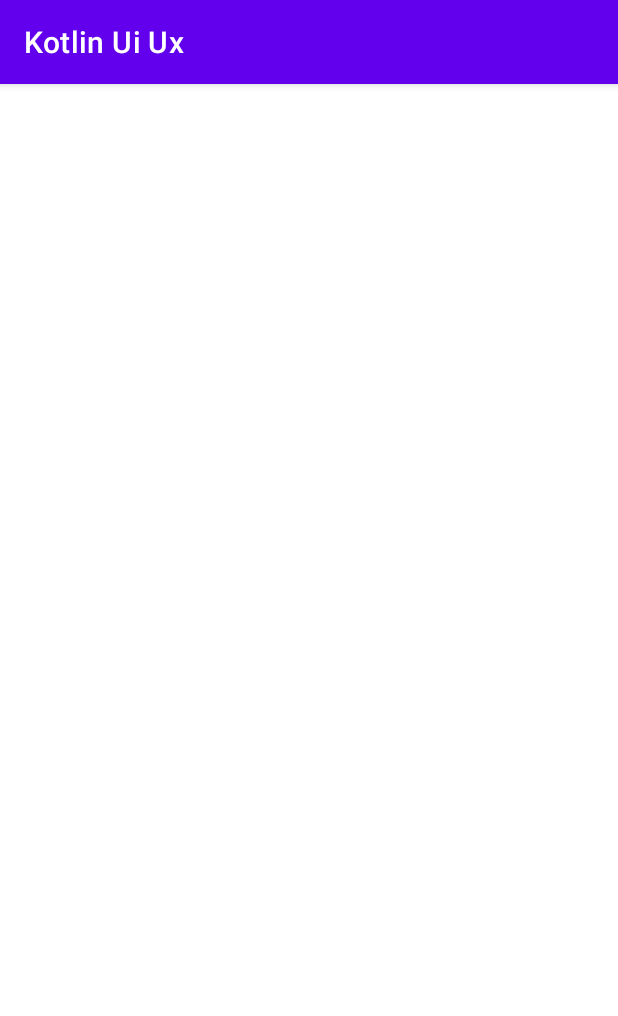
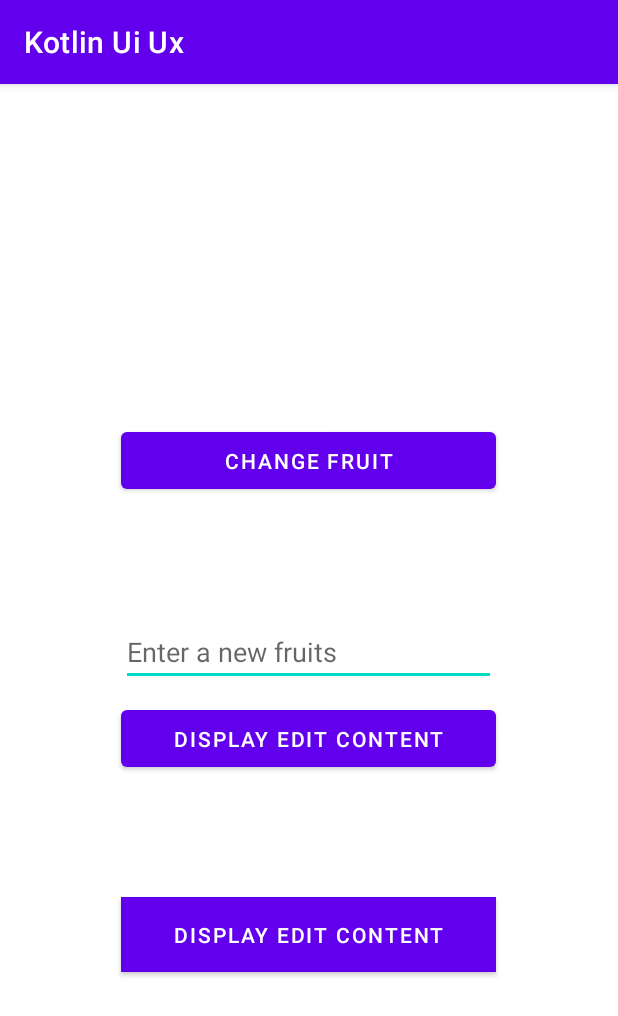
Before and after one commit to kalindus89/KotlineUi-Ux, an Android app: the screen it shows after launch (DataBindingWithXmlIncludeActivity before the commit, TwowayOneWayMMVMActivity after it), on a phone screen of 412 x 824 dp. Shown: the top 1016 px of the screen. Run offline under Robolectric (Android 15) with nearby library versions, the phone set to English and light mode, and no system bars; our stand-ins replace data binding.

```diff
--- a/app/src/main/AndroidManifest.xml
+++ b/app/src/main/AndroidManifest.xml
@@ -9,6 +9,9 @@
         android:roundIcon="@mipmap/ic_launcher_round"
         android:supportsRtl="true"
         android:theme="@style/Theme.KotlinUiUx">
+        <activity
+            android:name=".data_binding.data_binding_1_includes_xml.DataBindingWithXmlIncludeActivity"
+            android:exported="false" />
         <activity
             android:name=".data_binding.data_binding_2_viewModel.DatabindingViewModelActivity"
             android:exported="false" />
@@ -25,7 +28,7 @@
             android:name=".bottom_navigations.with_navigation_components.MainActivity"
             android:exported="false" />
         <activity
-            android:name=".data_binding.data_binding_1_includes_xml.DataBindingWithXmlIncludeActivity"
+            android:name=".data_binding.data_binding_2way_1way.TwowayOneWayMMVMActivity"
             android:exported="true">
             <intent-filter>
                 <action android:name="android.intent.action.MAIN" />
--- a/app/src/main/java/com/kotlin/kotlinuiux/data_binding/data_binding_1_includes_xml/jk.kt
+++ /dev/null
@@ -1,4 +0,0 @@
-package com.kotlin.kotlinuiux.data_binding.data_binding_1_includes_xml
-
-class jk {
-}
--- /dev/null
+++ b/app/src/main/java/com/kotlin/kotlinuiux/data_binding/data_binding_2way_1way/TwowayOneWayMMVMActivity.kt
@@ -0,0 +1,16 @@
+package com.kotlin.kotlinuiux.data_binding.data_binding_2way_1way
+
+import androidx.appcompat.app.AppCompatActivity
+import android.os.Bundle
+import androidx.databinding.Bindable
+import com.kotlin.kotlinuiux.R
+
+class TwowayOneWayMMVMActivity : AppCompatActivity() {
+    override fun onCreate(savedInstanceState: Bundle?) {
+        super.onCreate(savedInstanceState)
+        setContentView(R.layout.activity_twoway_one_way_mmvmactivity)
+
+
+
+    }
+}
--- a/app/src/main/res/layout/activity_data_binding_with_xml_include.xml
+++ b/app/src/main/res/layout/activity_data_binding_with_xml_include.xml
@@ -17,6 +17,9 @@
         android:orientation="vertical"
         tools:context=".data_binding.data_binding_1.DatabindingActivity_1">
 
+        <!--One way data binding @{} -->
+        <!--Two way data binding @={} and @Bindable annotation in the class   -->
+
         <include
             layout="@layout/content_layout"
             binding:myUserModel="@{userModel}"
--- a/app/src/main/res/layout/activity_databinding1.xml
+++ b/app/src/main/res/layout/activity_databinding1.xml
@@ -30,6 +30,9 @@
         android:orientation="vertical"
         tools:context=".data_binding.data_binding_1.DatabindingActivity_1">
 
+        <!--One way data binding @{} -->
+        <!--Two way data binding @={} and @Bindable annotation in the class   -->
+
         <TextView
             android:id="@+id/textView1"
             android:layout_width="match_parent"
--- a/app/src/main/res/layout/activity_databinding_view_model.xml
+++ b/app/src/main/res/layout/activity_databinding_view_model.xml
@@ -18,6 +18,10 @@
         android:gravity="center"
         tools:context=".data_binding.data_binding_2_viewModel.DatabindingViewModelActivity">
 
+        <!--One way data binding @{} -->
+        <!--Two way data binding @={} and @Bindable annotation in the class   -->
+
+
         <TextView
             android:id="@+id/getEnterText"
             android:layout_width="wrap_content"
--- /dev/null
+++ b/app/src/main/res/layout/activity_twoway_one_way_mmvmactivity.xml
@@ -0,0 +1,64 @@
+<?xml version="1.0" encoding="utf-8"?>
+<layout xmlns:android="http://schemas.android.com/apk/res/android"
+    xmlns:app="http://schemas.android.com/apk/res-auto"
+    xmlns:tools="http://schemas.android.com/tools">
+
+    <data>
+
+    </data>
+
+    <LinearLayout
+        android:layout_width="match_parent"
+        android:layout_height="match_parent"
+        android:orientation="vertical"
+        android:gravity="center"
+        tools:context=".data_binding.data_binding_2way_1way.TwowayOneWayMMVMActivity">
+
+        <TextView
+            android:id="@+id/randomFruit"
+            android:layout_width="wrap_content"
+            android:layout_height="wrap_content"
+            android:textSize="30dp"
+            tools:text="Some Random Fruits"/>
+
+        <Button
+            android:id="@+id/changeRandomFruit"
+            android:layout_width="250dp"
+            android:layout_height="50dp"
+            android:text="Change Fruit"
+            android:layout_marginTop="10dp"/>
+
+        <!--One way data binding @{} -->
+        <!--Two way data binding @={} and @Bindable annotation in the class   -->
+        <EditText
+            android:id="@+id/newFruit"
+            android:layout_width="250dp"
+            android:hint="Enter a new fruits"
+            android:layout_height="wrap_content"
+            android:layout_marginTop="80dp"/>
+
+        <Button
+            android:id="@+id/displayEditContent"
+            android:layout_width="250dp"
+            android:layout_height="50dp"
+            android:text="Display Edit Content"
+            android:layout_marginTop="10dp"/>
+
+        <TextView
+            android:id="@+id/setNewFruit"
+            android:layout_width="wrap_content"
+            android:layout_height="wrap_content"
+            android:textSize="30dp"
+            android:layout_marginTop="10dp"
+            tools:text="Set New Fruit"/>
+
+        <Button
+            android:id="@+id/setRandomFruitsInsideEditNewFruit"
+            android:layout_width="250dp"
+            android:layout_height="50dp"
+            android:text="Display Edit Content"
+            android:background="@color/white"
+            android:layout_marginTop="30dp"/>
+
+    </LinearLayout>
+</layout>
```
